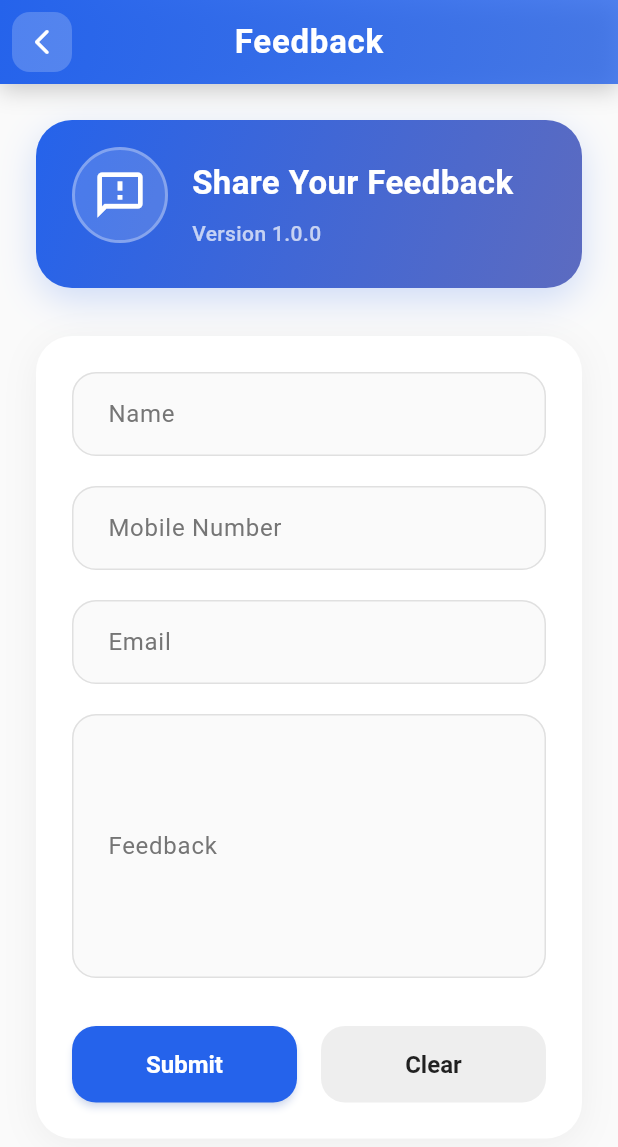
After one commit to Malay911/Keyboard-Shortcuts-App, a Flutter app: the FeedbackScreen screen opened directly, on a phone screen of 412 x 824 dp. The commit adds this screen. Shown: the top 1147 px of the screen. Run offline on Flutter 3.47's test engine with Material 3 defaults, Android fonts, the phone set to English and light mode, and no system bars; our stand-ins replace csv, flutter_svg, get, marquee, package_info_plus, pdf and 4 more; accounts and stored records are empty.

Commit message:
Add files via upload

```diff
--- a/lib/utils/constants/string_constants.dart
+++ b/lib/utils/constants/string_constants.dart
@@ -67,9 +67,50 @@ class StringConstants {
   static const String categoryTaskbar = 'Taskbar';
   static const String categoryWindowManagement = 'Window Management';
 
+  // Feedback Screen
+  static const String feedbackTitle = 'Feedback';
+  static const String shareFeedback = 'Share Your Feedback';
+  static const String feedbackVersionPrefix = 'Version';
+  static const String nameLabel = 'Name';
+  static const String mobileLabel = 'Mobile Number';
+  static const String emailLabel = 'Email';
+  static const String feedbackLabel = 'Feedback';
+  static const String submitButtonText = 'Submit';
+  static const String clearButtonText = 'Clear';
+  static const String successMessage = 'Feedback sent successfully!';
+  static const String fillAllFieldsMessage = 'Please fill all fields';
+  static const String invalidNameMessage = 'Name should contain only letters and spaces';
+  static const String invalidMobileMessage = 'Mobile number must be exactly 10 digits';
+  static const String invalidEmailMessage = 'Please enter a valid email address';
+  static const String emptyFeedbackMessage = 'Feedback cannot be empty';
+  static const String errorPrefix = 'Error: ';
+  static const String failedToSendPrefix = 'Failed to send feedback: ';
+  static const String platformAndroid = 'Android';
+  static const String platformIOS = 'iOS';
+  static const String feedbackApiUrl = 'http://api.aswdc.in/Api/MST_AppVersions/PostAppFeedback/AppPostFeedback';
+  static const String appNameFeedback = 'keyboard_shortcuts_app';
+  static const String apiKey = '1234';
+
   // Routes
   static const String splashRoute = '/';
   static const String homeRoute = '/home';
   static const String categoriesRoute = '/categories';
   static const String categoryDetailsRoute = '/category-details';
+
+  // Play Store Links
+  static const String appPackageName = 'com.aswdc_keyboardshortcuts';
+  static const String playStoreUrl =
+      'https://play.google.com/store/apps/details?id=$appPackageName&hl=en_IN';
+  static const String marketUrl = 'market://details?id=$appPackageName';
+  static const String moreAppsUrl =
+      'https://play.google.com/store/apps/developer?id=Darshan+University';
+  static const String shareMessage =
+      '⌨️ *Keyboard Shortcuts* - Your Ultimate Productivity Booster!\n\n'
+      '🚀 Master 1000+ shortcuts for Windows, Mac, Linux, VS Code, Chrome, Excel & more!\n\n'
+      '✅ Works offline\n'
+      '✅ Clean & simple UI\n'
+      '✅ Dark mode supported\n'
+      '✅ Share as PDF\n\n'
+      '💡 Stop clicking, start shortcutting! Download now 👇\n'
+      '$playStoreUrl';
 }
--- a/lib/utils/import_exports.dart
+++ b/lib/utils/import_exports.dart
@@ -49,6 +49,7 @@ export '../views/app_category_details_page.dart';
 export '../views/os_page.dart';
 export '../views/browser_page.dart';
 export 'package:keyboard_shortcuts_app/views/about_us_page.dart';
+export 'package:keyboard_shortcuts_app/views/feedback_screen.dart';
 
 // Services
 export '../services/pdf_service_binding.dart';
--- /dev/null
+++ b/lib/views/feedback_screen.dart
@@ -0,0 +1,531 @@
+import 'package:keyboard_shortcuts_app/utils/import_exports.dart';
+import 'dart:io' show Platform;
+import 'dart:convert' show json, Encoding;
+import 'dart:math' show sin, pi;
+import 'package:http/http.dart' as http;
+
+class FeedbackScreen extends StatefulWidget {
+  const FeedbackScreen({Key? key}) : super(key: key);
+
+  @override
+  State<FeedbackScreen> createState() => _FeedbackScreenState();
+}
+
+class _FeedbackScreenState extends State<FeedbackScreen> with TickerProviderStateMixin {
+  final TextEditingController _nameController = TextEditingController();
+  final TextEditingController _mobileController = TextEditingController();
+  final TextEditingController _emailController = TextEditingController();
+  final TextEditingController _messageController = TextEditingController();
+
+  late AnimationController _floatingController;
+  late AnimationController _fadeController;
+  bool _isLoading = false;
+  String _version = '1.0.0';
+
+  @override
+  void initState() {
+    super.initState();
+    _floatingController = AnimationController(
+      duration: const Duration(seconds: 3),
+      vsync: this,
+    )..repeat(reverse: true);
+    _fadeController = AnimationController(
+      duration: const Duration(milliseconds: 800),
+      vsync: this,
+    )..forward();
+    _getAppVersion();
+  }
+
+  @override
+  void dispose() {
+    _floatingController.dispose();
+    _fadeController.dispose();
+    _nameController.dispose();
+    _mobileController.dispose();
+    _emailController.dispose();
+    _messageController.dispose();
+    super.dispose();
+  }
+
+  Future<void> _getAppVersion() async {
+    try {
+      PackageInfo packageInfo = await PackageInfo.fromPlatform();
+      if (mounted) {
+        setState(() {
+          _version = packageInfo.version;
+        });
+      }
+    } catch (e) {
+      debugPrint('Error getting app version: $e');
+    }
+  }
+
+  Future<void> _sendFeedback() async {
+    if (_nameController.text.isEmpty ||
+        _mobileController.text.isEmpty ||
+        _emailController.text.isEmpty ||
+        _messageController.text.isEmpty) {
+      _showSnackBar(StringConstants.fillAllFieldsMessage);
+      return;
+    }
+
+    if (!_isValidName(_nameController.text)) {
+      _showSnackBar(StringConstants.invalidNameMessage);
+      return;
+    }
+
+    if (!_isValidMobile(_mobileController.text)) {
+      _showSnackBar(StringConstants.invalidMobileMessage);
+      return;
+    }
+
+    if (!_isValidEmail(_emailController.text)) {
+      _showSnackBar(StringConstants.invalidEmailMessage);
+      return;
+    }
+
+    FocusManager.instance.primaryFocus?.unfocus();
+
+    setState(() {
+      _isLoading = true;
+    });
+
+    try {
+      final String platform = Platform.isAndroid
+          ? StringConstants.platformAndroid
+          : StringConstants.platformIOS;
+
+      final Map<String, String> formData = {
+        'AppName': StringConstants.appNameFeedback,
+        'VersionNo': _version,
+        'Platform': platform,
+        'PersonName': _nameController.text,
+        'Mobile': _mobileController.text,
+        'Email': _emailController.text,
+        'Message': _messageController.text,
+        'Remarks': '',
+      };
+
+      final response = await http.post(
+        Uri.parse(StringConstants.feedbackApiUrl),
+        headers: {
+          'API_KEY': StringConstants.apiKey,
+          'Content-Type': 'application/x-www-form-urlencoded',
+        },
+        body: formData,
+        encoding: Encoding.getByName('utf-8'),
+      );
+
+      if (response.statusCode == 200) {
+        final jsonResponse = json.decode(response.body);
+        if (jsonResponse['IsResult'] == 1) {
+          _showSnackBar(StringConstants.successMessage, isSuccess: true);
+          _clearForm();
+        } else {
+          _showSnackBar('${StringConstants.errorPrefix}${jsonResponse['Message']}');
+        }
+      } else {
+        _showSnackBar('${StringConstants.failedToSendPrefix}${response.statusCode}');
+      }
+    } catch (e) {
+      _showSnackBar('${StringConstants.errorPrefix}$e');
+    } finally {
+      if (mounted) {
+        setState(() {
+          _isLoading = false;
+        });
+      }
+    }
+  }
+
+  bool _isValidName(String name) {
+    return RegExp(r'^[a-zA-Z\s]+$').hasMatch(name);
+  }
+
+  bool _isValidMobile(String mobile) {
+    return RegExp(r'^\d{10}$').hasMatch(mobile);
+  }
+
+  bool _isValidEmail(String email) {
+    return RegExp(r'^[a-zA-Z0-9._%+-]+@[a-zA-Z0-9.-]+\.[a-zA-Z]{2,}$').hasMatch(email);
+  }
+
+  void _clearForm() {
+    _nameController.clear();
+    _mobileController.clear();
+    _emailController.clear();
+    _messageController.clear();
+  }
+
+  void _showSnackBar(String message, {bool isSuccess = false}) {
+    ScaffoldMessenger.of(this.context).showSnackBar(
+      SnackBar(
+        content: Text(
+          message,
+          style: const TextStyle(color: Colors.white),
+        ),
+        backgroundColor: isSuccess ? Colors.green.shade600 : AppTheme.errorColor,
+        behavior: SnackBarBehavior.floating,
+        shape: RoundedRectangleBorder(borderRadius: BorderRadius.circular(12)),
+        margin: const EdgeInsets.all(16),
+        duration: const Duration(seconds: 3),
+      ),
+    );
+  }
+
+  @override
+  Widget build(BuildContext context) {
+    final themeController = Get.find<ThemeController>();
+    final isDarkMode = themeController.isDarkMode;
+    final size = MediaQuery.of(context).size;
+
+    return Scaffold(
+      backgroundColor: Theme.of(context).scaffoldBackgroundColor,
+      appBar: PreferredSize(
+        preferredSize: const Size.fromHeight(kToolbarHeight),
+        child: Container(
+          decoration: BoxDecoration(
+            gradient: LinearGradient(
+              begin: Alignment.topLeft,
+              end: Alignment.bottomRight,
+               colors: isDarkMode
+                  ? [
+                      const Color(0xFF1A237E).withOpacity(0.9),
+                      const Color(0xFF3949AB).withOpacity(0.8),
+                    ]
+                  : [
+                      AppTheme.primaryColor,
+                      AppTheme.primaryColor.withOpacity(0.8),
+                    ],
+            ),
+            boxShadow: [
+              BoxShadow(
+                color: Colors.black.withOpacity(0.2),
+                blurRadius: 12,
+                offset: const Offset(0, 4),
+              ),
+            ],
+          ),
+          child: AppBar(
+            backgroundColor: Colors.transparent,
+            elevation: 0,
+            leading: Container(
+              margin: const EdgeInsets.all(8),
+              decoration: BoxDecoration(
+                color: Colors.white.withOpacity(0.2),
+                borderRadius: BorderRadius.circular(12),
+              ),
+              child: IconButton(
+                icon: const Icon(
+                  Icons.arrow_back_ios_new_rounded,
+                  color: Colors.white,
+                  size: 20,
+                ),
+                onPressed: () => Get.back(),
+              ),
+            ),
+            title: const Text(
+              StringConstants.feedbackTitle,
+              style: TextStyle(
+                color: Colors.white,
+                fontSize: 22,
+                fontWeight: FontWeight.w700,
+                letterSpacing: 0.5,
+              ),
+            ),
+            centerTitle: true,
+          ),
+        ),
+      ),
+      body: GestureDetector(
+        onTap: () {
+          FocusManager.instance.primaryFocus?.unfocus();
+        },
+        child: FadeTransition(
+        opacity: _fadeController,
+        child: SingleChildScrollView(
+          padding: const EdgeInsets.all(24),
+          child: Column(
+            crossAxisAlignment: CrossAxisAlignment.start,
+            children: [
+              // Animated Header
+              Container(
+                width: size.width,
+                padding: const EdgeInsets.all(24),
+                decoration: BoxDecoration(
+                  gradient: LinearGradient(
+                     colors: isDarkMode
+                        ? [
+                            AppTheme.darkSurface,
+                            AppTheme.darkSurface.withOpacity(0.8),
+                          ]
+                        : [
+                            AppTheme.primaryColor,
+                            const Color(0xFF5C6BC0),
+                          ],
+                    begin: Alignment.topLeft,
+                    end: Alignment.bottomRight,
+                  ),
+                  borderRadius: BorderRadius.circular(24),
+                  boxShadow: [
+                    BoxShadow(
+                      color: (isDarkMode ? Colors.black : AppTheme.primaryColor).withOpacity(0.2),
+                      blurRadius: 20,
+                      offset: const Offset(0, 8),
+                    ),
+                  ],
+                ),
+                child: Row(
+                  children: [
+                    AnimatedBuilder(
+                      animation: _floatingController,
+                      builder: (context, child) {
+                        return Transform.translate(
+                          offset: Offset(0, sin(_floatingController.value * 2 * pi) * 8),
+                          child: Container(
+                            padding: const EdgeInsets.all(12),
+                            decoration: BoxDecoration(
+                              shape: BoxShape.circle,
+                              color: Colors.white.withOpacity(0.15),
+                              border: Border.all(
+                                color: Colors.white.withOpacity(0.3),
+                                width: 2,
+                              ),
+                            ),
+                            child: const Icon(
+                              Icons.feedback_outlined,
+                              color: Colors.white,
+                              size: 36,
+                            ),
+                          ),
+                        );
+                      },
+                    ),
+                    const SizedBox(width: 16),
+                    Expanded(
+                      child: Column(
+                        crossAxisAlignment: CrossAxisAlignment.start,
+                        children: [
+                          const Text(
+                            StringConstants.shareFeedback,
+                            style: TextStyle(
+                              fontSize: 22,
+                              fontWeight: FontWeight.bold,
+                              color: Colors.white,
+                            ),
+                          ),
+                          const SizedBox(height: 8),
+                          Text(
+                            '${StringConstants.feedbackVersionPrefix} $_version',
+                            style: const TextStyle(
+                              fontSize: 14,
+                              color: Colors.white70,
+                              fontWeight: FontWeight.w500,
+                            ),
+                          ),
+                        ],
+                      ),
+                    ),
+                  ],
+                ),
+              ),
+              const SizedBox(height: 32),
+              // Form Card
+              Container(
+                 decoration: BoxDecoration(
+                   color: isDarkMode ? AppTheme.darkSurface : Colors.white,
+                   borderRadius: BorderRadius.circular(24),
+                   boxShadow: [
+                     BoxShadow(
+                       color: isDarkMode ? Colors.black.withOpacity(0.3) : Colors.black.withOpacity(0.05),
+                       blurRadius: 20,
+                       offset: const Offset(0, 4),
+                     ),
+                   ],
+                 ),
+                 padding: const EdgeInsets.all(24),
+                 child: Column(
+                   crossAxisAlignment: CrossAxisAlignment.start,
+                   children: [
+                     _buildInputField(
+                       controller: _nameController,
+                       label: StringConstants.nameLabel,
+                       keyboardType: TextInputType.name,
+                       inputFormatters: [
+                         FilteringTextInputFormatter.allow(RegExp(r'[a-zA-Z\s]')),
+                       ],
+                       validator: _isValidName,
+                       errorMessage: StringConstants.invalidNameMessage,
+                       isDarkMode: isDarkMode,
+                     ),
+                     const SizedBox(height: 20),
+                     _buildInputField(
+                       controller: _mobileController,
+                       label: StringConstants.mobileLabel,
+                       keyboardType: TextInputType.number,
+                       inputFormatters: [
+                         FilteringTextInputFormatter.digitsOnly,
+                         LengthLimitingTextInputFormatter(10),
+                       ],
+                       validator: _isValidMobile,
+                       errorMessage: StringConstants.invalidMobileMessage,
+                       isDarkMode: isDarkMode,
+                     ),
+                     const SizedBox(height: 20),
+                     _buildInputField(
+                       controller: _emailController,
+                       label: StringConstants.emailLabel,
+                       keyboardType: TextInputType.emailAddress,
+                       validator: _isValidEmail,
+                       errorMessage: StringConstants.invalidEmailMessage,
+                       isDarkMode: isDarkMode,
+                     ),
+                     const SizedBox(height: 20),
+                     _buildInputField(
+                       controller: _messageController,
+                       label: StringConstants.feedbackLabel,
+                       keyboardType: TextInputType.multiline,
+                       maxLines: 6,
+                       validator: (value) => value != null && value.isNotEmpty,
+                       errorMessage: StringConstants.emptyFeedbackMessage,
+                       isDarkMode: isDarkMode,
+                     ),
+                     const SizedBox(height: 32),
+                     Row(
+                       children: [
+                         Expanded(
+                           child: ElevatedButton(
+                             onPressed: _isLoading ? null : _sendFeedback,
+                             style: ElevatedButton.styleFrom(
+                               backgroundColor: AppTheme.primaryColor,
+                               foregroundColor: Colors.white,
+                               padding: const EdgeInsets.symmetric(vertical: 16),
+                               shape: RoundedRectangleBorder(
+                                 borderRadius: BorderRadius.circular(16),
+                               ),
+                               elevation: 2,
+                             ),
+                             child: _isLoading
+                                 ? const SizedBox(
+                                     width: 24,
+                                     height: 24,
+                                     child: CircularProgressIndicator(
+                                       strokeWidth: 2,
+                                       valueColor: AlwaysStoppedAnimation<Color>(Colors.white),
+                                     ),
+                                   )
+                                 : const Text(
+                                     StringConstants.submitButtonText,
+                                     style: TextStyle(
+                                       fontSize: 16,
+                                       fontWeight: FontWeight.w600,
+                                     ),
+                                   ),
+                           ),
+                         ),
+                         const SizedBox(width: 16),
+                         Expanded(
+                           child: ElevatedButton(
+                             onPressed: _clearForm,
+                             style: ElevatedButton.styleFrom(
+                               backgroundColor: isDarkMode ? AppTheme.darkSurface.withOpacity(0.8) : Colors.grey.shade200,
+                               foregroundColor: isDarkMode ? Colors.white : Colors.black87,
+                               padding: const EdgeInsets.symmetric(vertical: 16),
+                               shape: RoundedRectangleBorder(
+                                 borderRadius: BorderRadius.circular(16),
+                               ),
+                               elevation: 0,
+                             ),
+                             child: const Text(
+                               StringConstants.clearButtonText,
+                               style: TextStyle(
+                                 fontSize: 16,
+                                 fontWeight: FontWeight.w600,
+                               ),
+                             ),
+                           ),
+                         ),
+                       ],
+                     ),
+                   ],
+                 ),
+              ),
+            ],
+          ),
+        ),
+      ),
+      ),
+    );
+  }
+
+  Widget _buildInputField({
+    required TextEditingController controller,
+    required String label,
+    TextInputType keyboardType = TextInputType.text,
+    List<TextInputFormatter>? inputFormatters,
+    int? maxLines,
+    bool Function(String)? validator,
+    String? errorMessage,
+    required bool isDarkMode,
+  }) {
+    final hasError = controller.text.isNotEmpty && validator != null && !validator(controller.text);
+    return TextFormField(
+      controller: controller,
+      keyboardType: keyboardType,
+      inputFormatters: inputFormatters,
+      maxLines: maxLines ?? 1,
+      style: TextStyle(
+        color: isDarkMode ? AppTheme.darkPrimaryText : Colors.black87,
+        fontSize: 16,
+      ),
+      decoration: InputDecoration(
+        labelText: label,
+        labelStyle: TextStyle(
+          color: isDarkMode ? Colors.white70 : Colors.grey.shade600,
+          fontSize: 16,
+        ),
+        border: OutlineInputBorder(
+          borderRadius: BorderRadius.circular(16),
+          borderSide: BorderSide(
+            color: isDarkMode ? Colors.white24 : Colors.grey.shade300,
+          ),
+        ),
+        enabledBorder: OutlineInputBorder(
+          borderRadius: BorderRadius.circular(16),
+          borderSide: BorderSide(
+            color: isDarkMode ? Colors.white24 : Colors.grey.shade300,
+          ),
+        ),
+        focusedBorder: OutlineInputBorder(
+          borderRadius: BorderRadius.circular(16),
+          borderSide: BorderSide(
+            color: AppTheme.primaryColor,
+            width: 2,
+          ),
+        ),
+        errorBorder: OutlineInputBorder(
+          borderRadius: BorderRadius.circular(16),
+          borderSide: BorderSide(
+            color: AppTheme.errorColor,
+          ),
+        ),
+        focusedErrorBorder: OutlineInputBorder(
+          borderRadius: BorderRadius.circular(16),
+          borderSide: BorderSide(
+            color: AppTheme.errorColor,
+            width: 2,
+          ),
+        ),
+        errorText: hasError ? errorMessage : null,
+        errorStyle: TextStyle(
+          color: AppTheme.errorColor,
+          fontSize: 12,
+        ),
+        filled: true,
+        fillColor: isDarkMode ? Colors.white.withOpacity(0.05) : Colors.grey.shade50,
+        contentPadding: const EdgeInsets.symmetric(horizontal: 20, vertical: 16),
+      ),
+      onChanged: (value) => setState(() {}),
+    );
+  }
+}
```
Also changed, not shown: lib/views/about_us_page.dart (+17 -45 lines), lib/widgets/app_drawer.dart (+23 -13 lines), 27 other files.
